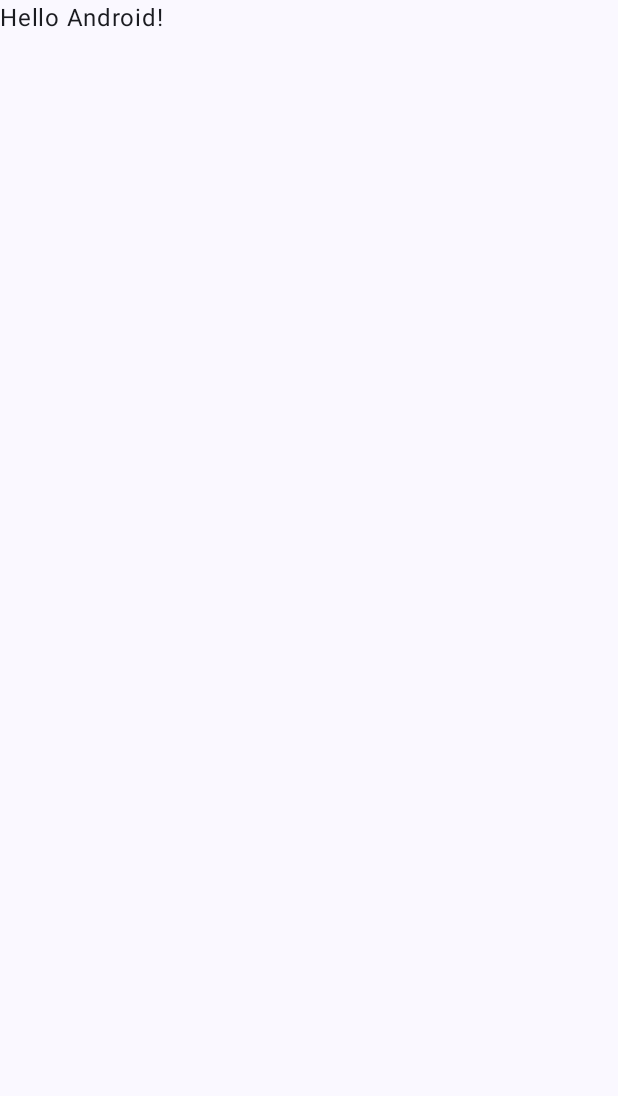
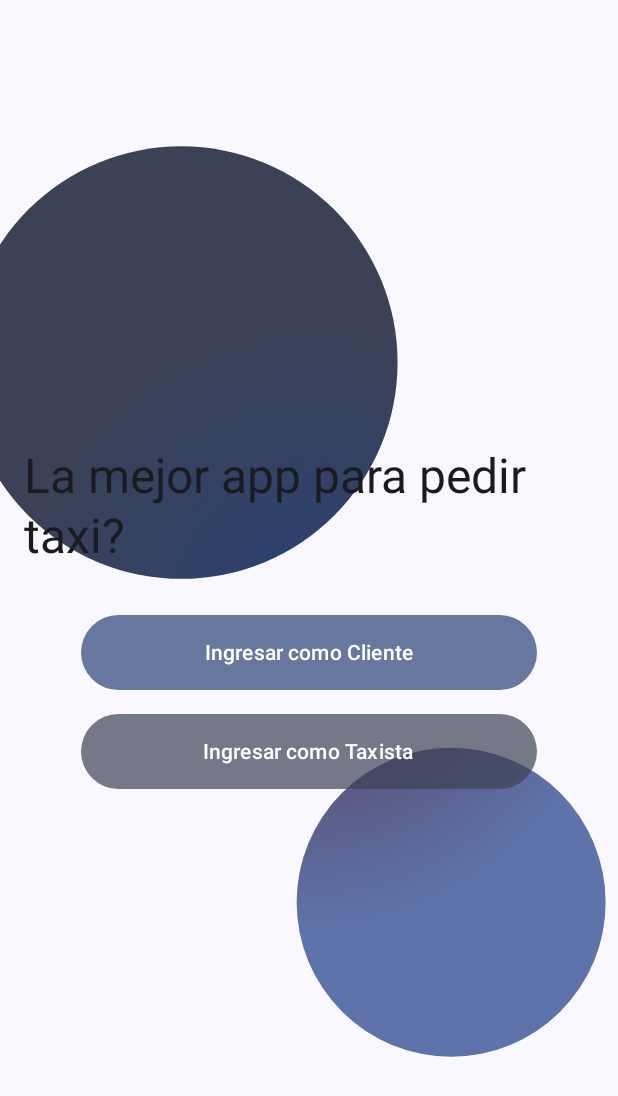
Before and after one commit to yoiberdev/UberClone, an Android app built with Jetpack Compose: the screen it shows after launch (MainActivity), on a phone screen of 412 x 824 dp. Before the commit the part shown is almost empty. Shown: the top 1096 px of the screen. Run offline under Robolectric (Android 15) with nearby library versions, the phone set to English and light mode, and no system bars.

Commit message:
Diseño animado de pantalla inicial

```diff
--- a/app/build.gradle.kts
+++ b/app/build.gradle.kts
@@ -10,7 +10,7 @@ android {
 
     defaultConfig {
         applicationId = "com.yoiberdev.uberclone"
-        minSdk = 35
+        minSdk = 34
         targetSdk = 35
         versionCode = 1
         versionName = "1.0"
--- a/app/src/main/java/com/yoiberdev/uberclone/MainActivity.kt
+++ b/app/src/main/java/com/yoiberdev/uberclone/MainActivity.kt
@@ -4,13 +4,25 @@ import android.os.Bundle
 import androidx.activity.ComponentActivity
 import androidx.activity.compose.setContent
 import androidx.activity.enableEdgeToEdge
-import androidx.compose.foundation.layout.fillMaxSize
-import androidx.compose.foundation.layout.padding
-import androidx.compose.material3.Scaffold
-import androidx.compose.material3.Text
-import androidx.compose.runtime.Composable
+import androidx.compose.animation.AnimatedVisibility
+import androidx.compose.animation.core.LinearEasing
+import androidx.compose.animation.core.RepeatMode
+import androidx.compose.animation.core.animateFloat
+import androidx.compose.animation.core.infiniteRepeatable
+import androidx.compose.animation.core.rememberInfiniteTransition
+import androidx.compose.animation.core.tween
+import androidx.compose.animation.fadeIn
+import androidx.compose.animation.slideInVertically
+import androidx.compose.foundation.Canvas
+import androidx.compose.foundation.layout.*
+import androidx.compose.material3.*
+import androidx.compose.runtime.*
+import androidx.compose.ui.Alignment
 import androidx.compose.ui.Modifier
+import androidx.compose.ui.geometry.Offset
+import androidx.compose.ui.graphics.Brush
 import androidx.compose.ui.tooling.preview.Preview
+import androidx.compose.ui.unit.dp
 import com.yoiberdev.uberclone.ui.theme.UberCloneTheme
 
 class MainActivity : ComponentActivity() {
@@ -20,10 +32,7 @@ class MainActivity : ComponentActivity() {
         setContent {
             UberCloneTheme {
                 Scaffold(modifier = Modifier.fillMaxSize()) { innerPadding ->
-                    Greeting(
-                        name = "Android",
-                        modifier = Modifier.padding(innerPadding)
-                    )
+                    WelcomeScreen(modifier = Modifier.padding(innerPadding))
                 }
             }
         }
@@ -31,17 +40,109 @@ class MainActivity : ComponentActivity() {
 }
 
 @Composable
-fun Greeting(name: String, modifier: Modifier = Modifier) {
-    Text(
-        text = "Hello $name!",
-        modifier = modifier
+fun FloatingShapesBackground(modifier: Modifier = Modifier) {
+    val infiniteTransition = rememberInfiniteTransition()
+    val offset1 by infiniteTransition.animateFloat(
+        initialValue = 0.2f,
+        targetValue = 0.3f,
+        animationSpec = infiniteRepeatable(
+            animation = tween(durationMillis = 3000, easing = LinearEasing),
+            repeatMode = RepeatMode.Reverse
+        )
     )
+    val offset2 by infiniteTransition.animateFloat(
+        initialValue = 0.7f,
+        targetValue = 0.8f,
+        animationSpec = infiniteRepeatable(
+            animation = tween(durationMillis = 4000, easing = LinearEasing),
+            repeatMode = RepeatMode.Reverse
+        )
+    )
+
+    // Capturamos los colores fuera del lambda de Canvas
+    val colorScheme = MaterialTheme.colorScheme
+
+    Canvas(modifier = modifier.fillMaxSize()) {
+        // Primer círculo flotante
+        val circleBrush1 = Brush.radialGradient(
+            colors = listOf(colorScheme.primary, colorScheme.secondary)
+        )
+        drawCircle(
+            brush = circleBrush1,
+            radius = size.minDimension * 0.35f,
+            center = Offset(x = offset1 * size.width, y = offset1 * size.height)
+        )
+        // Segundo círculo flotante
+        val circleBrush2 = Brush.radialGradient(
+            colors = listOf(colorScheme.tertiary, colorScheme.primaryContainer)
+        )
+        drawCircle(
+            brush = circleBrush2,
+            radius = size.minDimension * 0.25f,
+            center = Offset(x = offset2 * size.width, y = offset2 * size.height)
+        )
+    }
+}
+
+@Composable
+fun WelcomeScreen(modifier: Modifier = Modifier) {
+    var visible by remember { mutableStateOf(false) }
+    LaunchedEffect(Unit) { visible = true }
+    Box(modifier = modifier.fillMaxSize()) {
+        FloatingShapesBackground()
+        AnimatedVisibility(
+            visible = visible,
+            enter = fadeIn(animationSpec = tween(1000)) +
+                    slideInVertically(
+                        initialOffsetY = { it / 2 },
+                        animationSpec = tween(1000)
+                    ),
+            modifier = Modifier.fillMaxSize()
+        ) {
+            Column(
+                modifier = Modifier
+                    .fillMaxSize()
+                    .padding(16.dp),
+                horizontalAlignment = Alignment.CenterHorizontally,
+                verticalArrangement = Arrangement.Center
+            ) {
+                Text(
+                    text = "La mejor app para pedir taxi?",
+                    style = MaterialTheme.typography.headlineLarge
+                )
+                Spacer(modifier = Modifier.height(32.dp))
+                Button(
+                    onClick = { /* Acción para login de cliente */ },
+                    modifier = Modifier
+                        .fillMaxWidth(0.8f)
+                        .height(50.dp),
+                    colors = ButtonDefaults.buttonColors(
+                        containerColor = MaterialTheme.colorScheme.primary.copy(alpha = 0.7f)
+                    )
+                ) {
+                    Text(text = "Ingresar como Cliente")
+                }
+                Spacer(modifier = Modifier.height(16.dp))
+                Button(
+                    onClick = { /* Acción para login de taxista */ },
+                    modifier = Modifier
+                        .fillMaxWidth(0.8f)
+                        .height(50.dp),
+                    colors = ButtonDefaults.buttonColors(
+                        containerColor = MaterialTheme.colorScheme.secondary.copy(alpha = 0.7f)
+                    )
+                ) {
+                    Text(text = "Ingresar como Taxista")
+                }
+            }
+        }
+    }
 }
 
 @Preview(showBackground = true)
 @Composable
-fun GreetingPreview() {
+fun WelcomeScreenPreview() {
     UberCloneTheme {
-        Greeting("Android")
+        WelcomeScreen()
     }
 }
```
